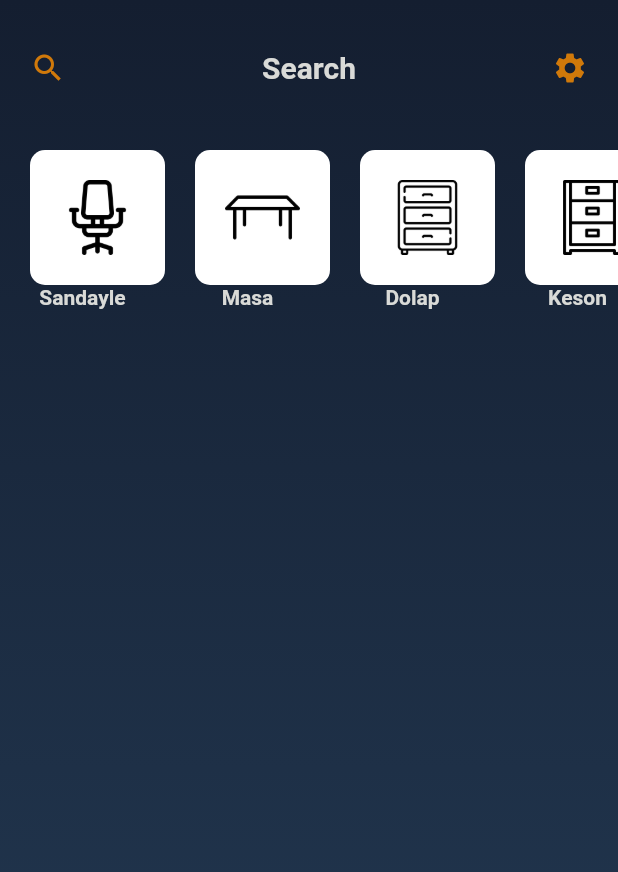
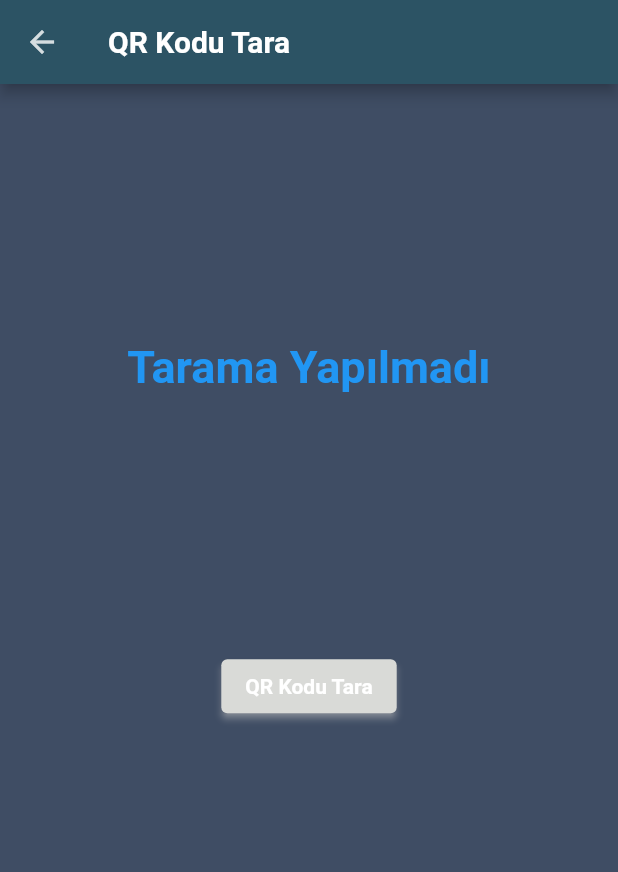
Before and after one commit to KrmKrks/ProjeQR, a Flutter app: the AnaSayfa widget shown alone on an empty page, opened directly, after a tap on "Qr Tara", on a phone screen of 412 x 824 dp. Shown: the top 872 px of the screen. Run offline on Flutter 3.47's test engine with Material 2 defaults, Android fonts, the phone set to English and light mode, and no system bars; our stand-ins replace cloud_firestore, firebase_auth, firebase_core, firebase_storage, google_fonts, qr_flutter; missing offline and left inert: flutter_barcode_scanner; accounts and stored records are empty; network calls fail.

Commit message:
QR tarama yapılıyor

```diff
--- a/lib/Pages/anasayfa.dart
+++ b/lib/Pages/anasayfa.dart
@@ -1,10 +1,12 @@
 import 'package:flutter/material.dart';
+import 'package:projeqr/pages/giris_sayfasi.dart';
 import 'package:projeqr/pages/provider/theme_provider.dart';
 
 import 'package:projeqr/pages/malzeme_ekleme.dart';
 
 import 'package:projeqr/pages/qr_generate.dart';
 import 'package:projeqr/pages/urun_listeleme.dart';
+import 'package:projeqr/pages/qrtarama.dart';
 import 'package:provider/provider.dart';
 
 //sa merhaba
@@ -101,7 +103,7 @@ class _AnaSayfaState extends State<AnaSayfa> {
                     Navigator.push(
                       context,
                       MaterialPageRoute(
-                        builder: (context) => UrunListeleme(),
+                        builder: (context) => ScanQR(),
                       ),
                     );
                   },
@@ -118,7 +120,7 @@ class _AnaSayfaState extends State<AnaSayfa> {
                     Navigator.push(
                       context,
                       MaterialPageRoute(
-                        builder: (context) => QrGenerator(),
+                        builder: (context) => QrGenerator (),
                       ),
                     );
                   },
--- /dev/null
+++ b/lib/Pages/qrtarama.dart
@@ -0,0 +1,58 @@
+//import 'dart:html';
+//import 'dart:ui';
+
+import 'package:flutter/material.dart';
+import 'package:flutter_barcode_scanner/flutter_barcode_scanner.dart';
+
+
+
+
+
+class ScanQR extends StatefulWidget {
+  //ScanQR({Key? key}) : super(key: key);
+
+  @override
+  _ScanQRState createState() => _ScanQRState();
+}
+
+class _ScanQRState extends State<ScanQR> {
+  late double height, width;
+  String qrString = 'Tarama Yapılmadı';
+
+  @override
+  Widget build(BuildContext context) {
+    height = MediaQuery.of(context).size.height;
+    width = MediaQuery.of(context).size.width;
+    return Scaffold(
+      appBar: AppBar(
+      title: Text('QR Kodu Tara'),
+      ),
+      body: Column(
+      mainAxisAlignment: MainAxisAlignment.spaceEvenly,
+      children: [
+        Text(
+          qrString,
+           style: TextStyle(color: Colors.blue, fontSize: 30),
+           ),
+           ElevatedButton(
+             onPressed: scan, //TIKLANAN YER BURASI
+             child: Text('QR Kodu Tara'),
+             ),
+        SizedBox(width: width),
+      ],
+      ),
+    );
+  }
+    Future <void> scan() async{
+      try{
+        FlutterBarcodeScanner.scanBarcode('#2A99CF', 'Cencel', true, ScanMode.QR);
+      } catch (e) {
+        setState(() {
+          qrString = 'QR okunamadı';
+        }
+
+        );
+      }
+    }
+
+}
--- a/pubspec.yaml
+++ b/pubspec.yaml
@@ -23,6 +23,8 @@ environment:
 dependencies:
   flutter:
     sdk: flutter
+  qr_code_scanner: ^0.5.2
+  flutter_barcode_scanner: ^2.0.0
 
   # Flutter Fire
   firebase_core: ^1.3.0
@@ -40,6 +42,8 @@ dependencies:
   # The following adds the Cupertino Icons font to your application.
   # Use with the CupertinoIcons class for iOS style icons.
   cupertino_icons: ^1.0.3
+
+
 
 dev_dependencies:
   flutter_test:
```
Also changed, not shown: pubspec.lock, 2 other files.
